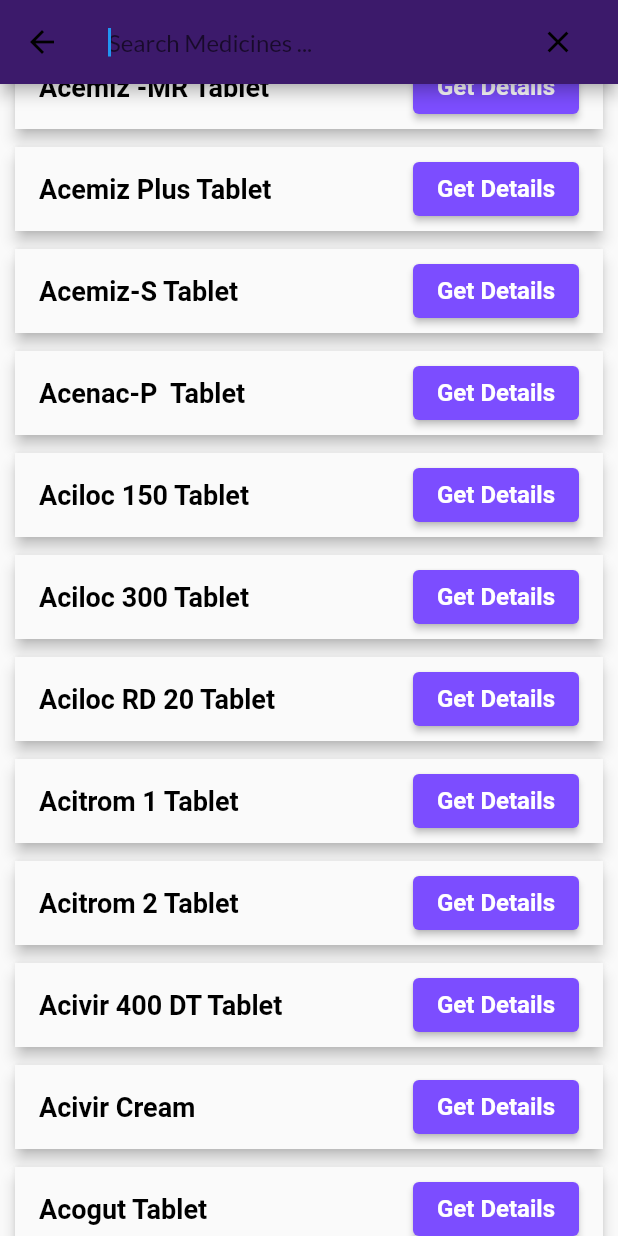
After one commit to DSCKGEC/Health-Tracker-App, a Flutter app: the Medicines screen opened directly, scrolled down 576 dp, after a tap on the "search" icon, on a phone screen of 412 x 824 dp. The commit adds this screen. Run offline on Flutter 3.47's test engine with Material 2 defaults, Android fonts, the phone set to English and light mode, and no system bars; our stand-ins replace animated_bottom_navigation_bar, bloc, equatable, flutter_bloc, fluttericon, font_awesome_flutter and 7 more; missing offline and left inert: shared_preferences_web, swipe_deck; accounts and stored records are empty.

Commit message:
Added functionality to see medicine information

```diff
--- /dev/null
+++ b/lib/bloc/lab_investigation_information_bloc/lab_investigation_list/lab_test_list_bloc.dart
@@ -0,0 +1,64 @@
+import 'dart:async';
+import 'package:bloc/bloc.dart';
+
+import 'package:equatable/equatable.dart';
+import 'package:flutter_bloc/flutter_bloc.dart';
+import 'package:medi_app/network/medicines_api.dart';
+part 'lab_test_list_event.dart';
+part 'lab_test_list_state.dart';
+
+class MedicineListBloc extends Bloc<MedicineListEvent, MedicineListState> {
+  MedicineInformation medicineInformation;
+  MedicineListBloc(this.medicineInformation)
+      : super(LoadingMedicineDataState());
+
+  late List<List<dynamic>> medicineData;
+  late List<List<dynamic>> filterMedicineData;
+
+  @override
+  Stream<MedicineListState> mapEventToState(
+    MedicineListEvent event,
+  ) async* {
+    if (event is GetMedicineData) {
+      yield LoadingMedicineDataState();
+
+      try {
+        medicineData = await medicineInformation.getListOfMedicines();
+        filterMedicineData = medicineData;
+        yield LoadedListState(medicineData);
+      } catch (e) {
+        yield ShowSnackBar(e.toString());
+        yield ErrorState(e.toString());
+      }
+    } else if (event is SearchTestData) {
+      try {
+        List<List<dynamic>> copyList = medicineData;
+
+        // hospitalCompareData = copyList;
+        filterMedicineData = [];
+
+        for (var element in copyList) {
+          if (element[0].toLowerCase().contains(event.query)) {
+            filterMedicineData.add(element);
+          }
+        }
+
+        if (filterMedicineData.isEmpty) {
+          yield ErrorState('No Result Found');
+        } else {
+          yield LoadedListState(filterMedicineData);
+        }
+      } catch (e) {
+        yield ErrorState('something wrong');
+      }
+    }
+  }
+}
+
+class MedicineInformation {
+  Future getListOfMedicines() async {
+    MedicineAPIClient medicineAPIClient = MedicineAPIClient();
+
+    return medicineAPIClient.fetchMedicinesFromAssets();
+  }
+}
--- /dev/null
+++ b/lib/bloc/lab_investigation_information_bloc/lab_investigation_list/lab_test_list_event.dart
@@ -0,0 +1,34 @@
+part of 'lab_test_list_bloc.dart';
+
+abstract class MedicineListEvent extends Equatable {
+  const MedicineListEvent();
+}
+
+class GetMedicineData extends MedicineListEvent {
+  @override
+  List<Object> get props => [];
+}
+
+class SearchTestData extends MedicineListEvent {
+  final String query;
+
+  SearchTestData(this.query);
+  @override
+  List<Object> get props => [query];
+}
+
+// class UpdateTestToGetInformation extends LabTestListEvent {
+//   final int index;
+//   // final bool filteredlist;
+//   UpdateTestToGetInformation(this.index);
+//   @override
+//   List<Object> get props => [index];
+// }
+
+// class SelectedTheTestToGetInformation extends LabTestListEvent {
+//   final LabInformationScreenBloc labInformationScreenBloc;
+//   final int index;
+//   SelectedTheTestToGetInformation(this.labInformationScreenBloc, this.index);
+//   @override
+//   List<Object> get props => [labInformationScreenBloc, index];
+// }
--- /dev/null
+++ b/lib/bloc/lab_investigation_information_bloc/lab_investigation_list/lab_test_list_state.dart
@@ -0,0 +1,37 @@
+part of 'lab_test_list_bloc.dart';
+
+abstract class MedicineListState extends Equatable {
+  const MedicineListState();
+}
+
+class LoadingMedicineDataState extends MedicineListState {
+  @override
+  // TODO: implement props
+  List<Object> get props => [];
+}
+
+class ErrorState extends MedicineListState {
+  final String message;
+  @override
+  // TODO: implement props
+  List<Object> get props => [message];
+
+  ErrorState(this.message);
+}
+
+class ShowSnackBar extends MedicineListState {
+  final String message;
+  ShowSnackBar(this.message);
+  @override
+  // TODO: implement props
+  List<Object> get props => [];
+}
+
+class LoadedListState extends MedicineListState {
+  final List<List<dynamic>> labTestListData;
+
+  LoadedListState(this.labTestListData);
+
+  @override
+  List<Object> get props => [labTestListData];
+}
--- /dev/null
+++ b/lib/network/medicines_api.dart
@@ -0,0 +1,29 @@
+import 'package:flutter/services.dart';
+import 'package:http/http.dart' as http;
+
+class MedicineAPIClient {
+  Future fetchMedicinesFromAssets() async {
+    final myData = await rootBundle.loadString("assets/data/medicine.csv");
+    List<dynamic> myDataList = myData.split("\n");
+    List<List<dynamic>> rowsAsListOfValues = [];
+    myDataList.forEach((element) {
+      List<dynamic> values = [];
+      element.split(",").forEach((elementValue) {
+        values.add(elementValue);
+      });
+
+      if (values.length > 2 &&
+          values[0] != null &&
+          values[0] != '''"''' &&
+          values[0].toString().length <= 35 &&
+          "${values[0]}".isNotEmpty) {
+        rowsAsListOfValues.add(values);
+      }
+    });
+    rowsAsListOfValues.sort((a, b) {
+      return a[0].toLowerCase().compareTo(b[0].toLowerCase());
+    });
+
+    return rowsAsListOfValues;
+  }
+}
--- a/lib/pages/dashboard.dart
+++ b/lib/pages/dashboard.dart
@@ -5,6 +5,7 @@
 import 'package:lottie/lottie.dart';
 import 'package:medi_app/constants/color_codes.dart';
 import 'package:medi_app/controllers/db_helper.dart';
+import 'package:medi_app/pages/medicine/medicine_list.dart';
 
 class Dashboard extends StatefulWidget {
   const Dashboard({Key? key}) : super(key: key);
@@ -211,7 +212,10 @@
           Row(
             mainAxisAlignment: MainAxisAlignment.spaceBetween,
             children: [
-              element(FontAwesomeIcons.kitMedical, 'Pill ID'),
+              GestureDetector(
+                onTap: (){
+                  Navigator.push(context, MaterialPageRoute(builder: (context)=>Medicines()));
+                },child: element(FontAwesomeIcons.kitMedical, 'Pill ID')),
               element(FontAwesomeIcons.check, 'Rx Check'),
               element(FontAwesomeIcons.disease, 'Diseases'),
               element(FontAwesomeIcons.heartCircleCheck, 'Treatment')
--- /dev/null
+++ b/lib/pages/medicine/body.dart
@@ -0,0 +1,126 @@
+// ignore_for_file: public_member_api_docs, sort_constructors_first
+import 'package:flutter/material.dart';
+import 'package:flutter_bloc/flutter_bloc.dart';
+
+import 'package:medi_app/bloc/lab_investigation_information_bloc/lab_investigation_list/lab_test_list_bloc.dart';
+
+import 'medicine_detail_screen.dart';
+
+class Body extends StatefulWidget {
+  MedicineListBloc medicineListBloc;
+  Body(
+    this.medicineListBloc,
+  );
+
+  @override
+  _BodyState createState() => _BodyState();
+}
+
+class _BodyState extends State<Body> {
+  MedicineInformation medicineInformation = MedicineInformation();
+
+  List<List<dynamic>> medicineList = [];
+
+  @override
+  Widget build(BuildContext context) {
+    return BlocListener(
+      bloc: widget.medicineListBloc,
+      listener: (BuildContext context, state) {
+        if (state is ShowSnackBar) {
+          ScaffoldMessenger.of(context).showSnackBar(SnackBar(
+            content: Text(
+              state.message,
+              style: TextStyle(color: Colors.white),
+            ),
+            backgroundColor: Colors.red,
+          ));
+        }
+      },
+      child: BlocBuilder(
+          bloc: widget.medicineListBloc,
+          builder: (BuildContext context, MedicineListState state) {
+            if (state is LoadingMedicineDataState) {
+              return Center(child: CircularProgressIndicator());
+            } else if (state is LoadedListState) {
+              return showList(state.labTestListData);
+            } else if (state is ErrorState) {
+              return Center(
+                child: Container(
+                  padding: EdgeInsets.all(8),
+                  child: Center(
+                      child: Text(
+                    state.message,
+                    style: TextStyle(
+                      fontSize: 18,
+                    ),
+                    textAlign: TextAlign.center,
+                    overflow: TextOverflow.ellipsis,
+                    maxLines: 5,
+                  )),
+                ),
+              );
+            }
+            return CircularProgressIndicator();
+          }),
+    );
+  }
+
+  @override
+  void initState() {
+    super.initState();
+    widget.medicineListBloc.add(GetMedicineData());
+  }
+}
+
+Widget showList(
+  List<List<dynamic>> medicineList,
+) {
+  List<dynamic> emptyList = [];
+  return Scrollbar(
+    child: ListView.builder(
+      itemCount: medicineList.length,
+      shrinkWrap: true,
+      itemBuilder: (context, int index) {
+        return Card(
+          elevation: 4.0,
+          margin: const EdgeInsets.symmetric(horizontal: 10.0, vertical: 6.0),
+          child: Container(
+              decoration: BoxDecoration(color: Colors.grey[50]),
+              child: ListTile(
+                  title: Text(
+                    medicineList[index][0],
+                    maxLines: null,
+                    overflow: TextOverflow.clip,
+                    style: const TextStyle(
+                      color: Colors.black,
+                      fontFamily: 'roboto',
+                      fontWeight: FontWeight.w600,
+                      fontSize: 18,
+                    ),
+                  ),
+                  trailing: ElevatedButton(
+                    style: ElevatedButton.styleFrom(
+                      backgroundColor: Colors.deepPurpleAccent,
+                    ),
+                    onPressed: () {
+                      Navigator.push(
+                          context,
+                          MaterialPageRoute(
+                              builder: (context) => MedicineInformationScreen(
+                                  medicineList.elementAt(index))));
+                    },
+                    child: const Text(
+                      "Get Details",
+                      style: TextStyle(
+                        color: Colors.white,
+                        fontFamily: 'roboto',
+                        fontWeight: FontWeight.w600,
+                        fontSize: 16,
+                      ),
+                    ),
+                  ))),
+        );
+      },
+    ),
+  );
+}
--- /dev/null
+++ b/lib/pages/medicine/medicine_list.dart
@@ -0,0 +1,119 @@
+import 'package:flutter/material.dart';
+import 'package:medi_app/constants/color_codes.dart';
+
+import '../../bloc/lab_investigation_information_bloc/lab_investigation_list/lab_test_list_bloc.dart';
+import 'body.dart';
+
+class Medicines extends StatefulWidget {
+  @override
+  _MedicinesState createState() => _MedicinesState();
+}
+
+class _MedicinesState extends State<Medicines> {
+  bool isSearching = false;
+  bool isEnabled = true;
+  var _controller = TextEditingController();
+  late MedicineListBloc labTestListBloc;
+  ColorCode col = ColorCode();
+
+  @override
+  Widget build(BuildContext context) {
+    return Scaffold(
+      appBar: isSearching
+          ? AppBar(
+              backgroundColor: col.bgColor,
+              leading: IconButton(
+                  onPressed: () {
+                    var state = labTestListBloc.state;
+                    if (state is LoadingMedicineDataState ||
+                        state is ErrorState ||
+                        state is ShowSnackBar ||
+                        state is LoadedListState) {
+                      labTestListBloc.add(SearchTestData(''));
+                    }
+                    setState(() {
+                      isSearching = !isSearching;
+                    });
+                  },
+                  icon: const Icon(
+                    Icons.arrow_back,
+                    color: Colors.black,
+                  )),
+              title: TextField(
+                  autofocus: true,
+                  controller: _controller,
+                  enabled: isEnabled,
+                  style: const TextStyle(fontSize: 16),
+                  onChanged: (String query) {
+                    print(query.toLowerCase());
+                    var state = labTestListBloc.state;
+                    if (state is LoadingMedicineDataState ||
+                        state is ErrorState ||
+                        state is LoadedListState) {
+                      labTestListBloc.add(SearchTestData(query.toLowerCase()));
+                    }
+                  },
+                  decoration: InputDecoration(
+                      hintText: 'Search Medicines ...',
+                      border: OutlineInputBorder(
+                          borderRadius: BorderRadius.circular(10),
+                          borderSide: BorderSide.none),
+                      contentPadding: EdgeInsets.zero,
+                      suffixIcon: IconButton(
+                        icon: Icon(Icons.clear),
+                        color: Colors.black,
+                        onPressed: () {
+                          var state = labTestListBloc.state;
+                          if (state is LoadingMedicineDataState ||
+                              state is ErrorState ||
+                              state is LoadedListState) {
+                            _controller.clear();
+
+                            labTestListBloc.add(SearchTestData(''));
+                          }
+                        },
+                      ))),
+            )
+          : AppBar(
+              flexibleSpace: Container(
+                decoration: BoxDecoration(
+                  color: col.bgColor
+                ),
+              ),
+              leading: IconButton(
+                  icon: const Icon(
+                    Icons.search,
+                    color: Colors.white,
+                  ),
+                  onPressed: () {
+                    var state = labTestListBloc.state;
+                    if (state is LoadingMedicineDataState ||
+                        state is ErrorState ||
+                        state is LoadedListState) {
+                      setState(() {
+                        isSearching = !isSearching;
+                      });
+                    }
+                  }),
+              title: const Text(
+                'Search Medicines',
+                style: TextStyle(color: Colors.white),
+              ),
+              centerTitle: true,
+            ),
+      body: Body(labTestListBloc),
+    );
+  }
+
+  @override
+  void initState() {
+    super.initState();
+    labTestListBloc = MedicineListBloc(MedicineInformation());
+  }
+
+  @override
+  void dispose() {
+    super.dispose();
+    labTestListBloc.close();
+  }
+}
```
Also changed, not shown: lib/pages/medicine/medicine_detail_screen.dart (added, +194 -0 lines), pubspec.yaml (+8 -0 lines), assets/data/medicine.csv (added), pubspec.lock, 1 other file.
